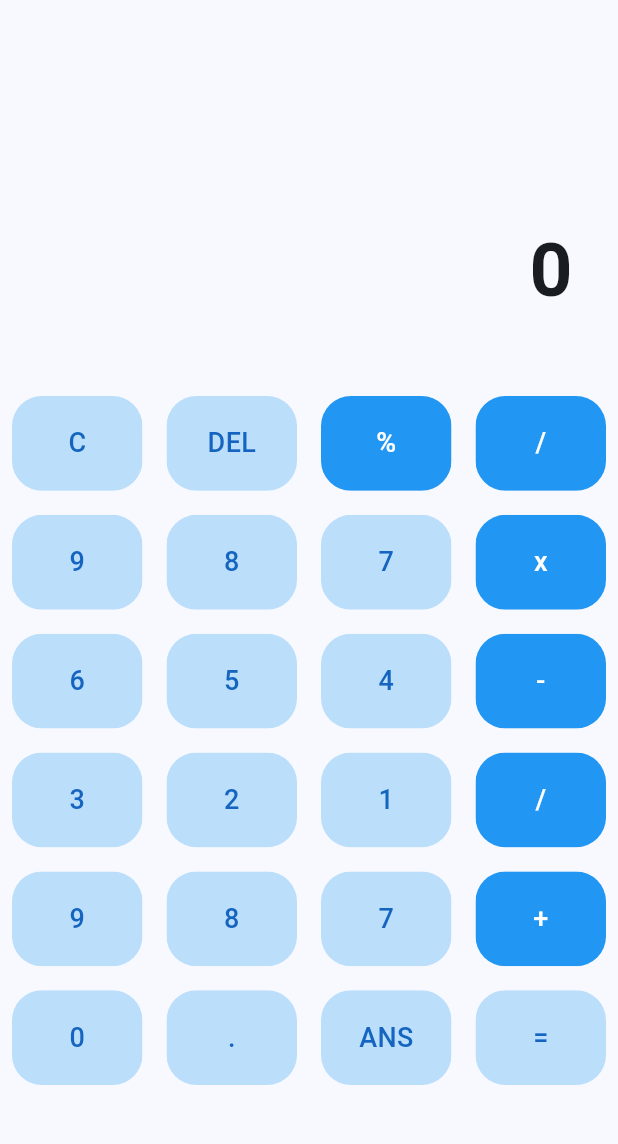
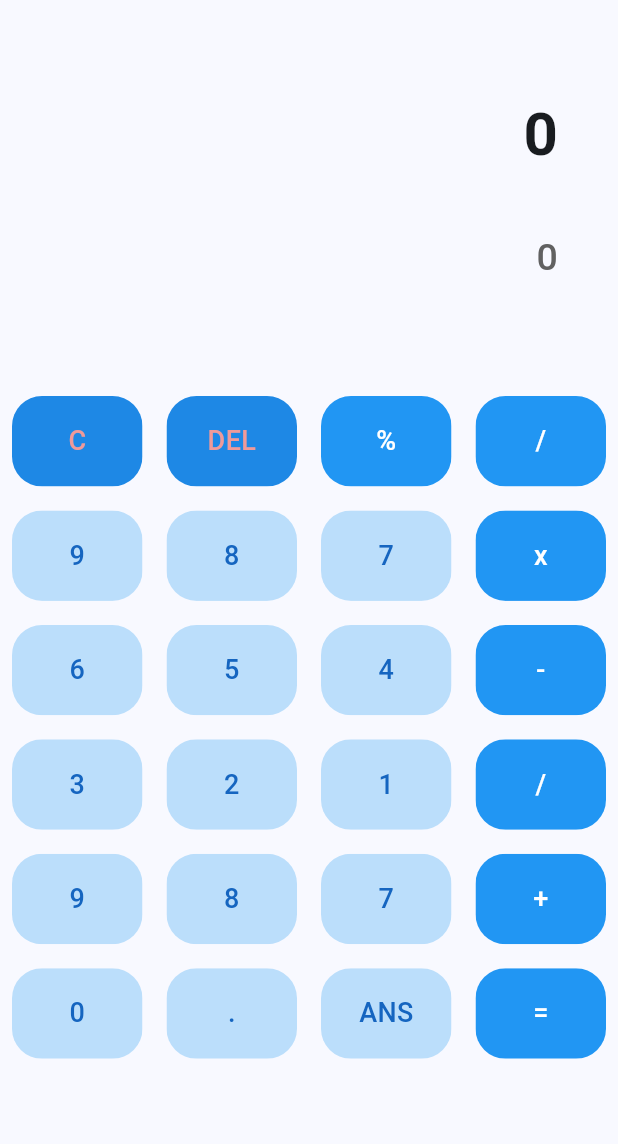
Before and after one commit to Mahendran-Murugan/Calculator-App-Flutter, a Flutter app: the screen it shows after launch, on a phone screen of 412 x 824 dp, the part 84-1228 px from its top. Run offline on Flutter 3.47's test engine with Material 3 defaults, Android fonts, the phone set to English and light mode, and no system bars.

```diff
--- a/lib/utils/custom_button.dart
+++ b/lib/utils/custom_button.dart
@@ -4,17 +4,21 @@ class CustomButton extends StatelessWidget {
   final Color color;
   final Color textColor;
   final String btnText;
+  final buttonTapped;
 
   const CustomButton({
     required this.color,
     required this.textColor,
     required this.btnText,
+    required this.buttonTapped,
     super.key,
   });
 
   @override
   Widget build(BuildContext context) {
-    return Padding(
+    return GestureDetector(
+      onTap: buttonTapped,
+      child: Padding(
         padding: const EdgeInsets.all(8.0),
         child: ClipRRect(
           borderRadius: BorderRadius.circular(20.0),
@@ -32,6 +36,7 @@ class CustomButton extends StatelessWidget {
             ),
           ),
         ),
+      ),
     );
   }
 }
--- a/lib/utils/operator_check.dart
+++ b/lib/utils/operator_check.dart
@@ -4,7 +4,8 @@ bool isOperator(String ele) {
       ele == '-' ||
       ele == 'x' ||
       ele == '*' ||
-      ele == '/') {
+      ele == '/' ||
+      ele == '=') {
     return true;
   }
   return false;
--- a/lib/views/calculatorview.dart
+++ b/lib/views/calculatorview.dart
@@ -1,6 +1,8 @@
 import 'package:calculator/utils/custom_button.dart';
 import 'package:calculator/utils/operator_check.dart';
+import 'package:flutter/cupertino.dart';
 import 'package:flutter/material.dart';
+import 'package:flutter/widgets.dart';
 
 class CalculatorView extends StatefulWidget {
   const CalculatorView({super.key});
@@ -11,7 +13,7 @@ class CalculatorView extends StatefulWidget {
 
 class _CalculatorViewState extends State<CalculatorView> {
   var question = '0';
-  var answer = '';
+  var answer = '0';
 
   void getUserInput(int index) {
     setState(() {
@@ -75,29 +77,79 @@ class _CalculatorViewState extends State<CalculatorView> {
             child: Container(
                 padding: const EdgeInsets.only(bottom: 40, right: 30),
                 alignment: Alignment.bottomRight,
+                child: Column(
+                  mainAxisAlignment: MainAxisAlignment.spaceEvenly,
+                  children: [
+                    const SizedBox(
+                      height: 20,
+                    ),
+                    Container(
+                      padding: const EdgeInsets.all(10),
+                      alignment: Alignment.centerRight,
                       child: Text(
                         question,
-                textAlign: TextAlign.center,
                         style: const TextStyle(
-                  fontSize: 50,
+                          fontSize: 40,
                           fontWeight: FontWeight.bold,
                         ),
                       ),
                     ),
+                    Container(
+                      padding: const EdgeInsets.all(10),
+                      alignment: Alignment.centerRight,
+                      child: Text(
+                        answer,
+                        style: TextStyle(
+                          color: Colors.grey[700],
+                          fontSize: 25,
+                          fontWeight: FontWeight.w500,
+                        ),
+                      ),
+                    ),
+                  ],
+                )),
           ),
           Expanded(
             flex: 2,
             child: GridView.builder(
               itemCount: buttons.length,
+              physics: const NeverScrollableScrollPhysics(),
               gridDelegate: SliverGridDelegateWithFixedCrossAxisCount(
                 crossAxisCount: 4,
                 childAspectRatio: MediaQuery.of(context).size.width /
-                    (MediaQuery.of(context).size.height / 2.6),
+                    (MediaQuery.of(context).size.height / 2.7),
               ),
               itemBuilder: (context, index) {
-                return GestureDetector(
-                  onTap: () => getUserInput(index),
-                  child: CustomButton(
+                if (index == 0) {
+                  return CustomButton(
+                    buttonTapped: () => {
+                      setState(() {
+                        final length = question.length;
+                        if (length > 1) {
+                          question = question.substring(0, length - 1);
+                        } else {
+                          question = '0';
+                        }
+                      })
+                    },
+                    btnText: buttons[index],
+                    color: Colors.blue[600]!,
+                    textColor: Colors.red[200]!,
+                  );
+                } else if (index == 1) {
+                  return CustomButton(
+                    buttonTapped: () => {
+                      setState(() {
+                        question = '0';
+                      })
+                    },
+                    btnText: buttons[index],
+                    color: Colors.blue[600]!,
+                    textColor: Colors.red[200]!,
+                  );
+                }
+                return CustomButton(
+                  buttonTapped: () => {getUserInput(index)},
                   btnText: buttons[index],
                   color: isOperator(buttons[index])
                       ? Colors.blue
@@ -105,7 +157,6 @@ class _CalculatorViewState extends State<CalculatorView> {
                   textColor: isOperator(buttons[index])
                       ? Colors.white
                       : Colors.blue[800]!,
-                  ),
                 );
               },
             ),
--- a/pubspec.yaml
+++ b/pubspec.yaml
@@ -35,6 +35,7 @@ dependencies:
   # The following adds the Cupertino Icons font to your application.
   # Use with the CupertinoIcons class for iOS style icons.
   cupertino_icons: ^1.0.6
+  math_expressions: ^2.4.0
 
 dev_dependencies:
   flutter_test:
```
Also changed, not shown: pubspec.lock. Lines whose indentation alone changed are shown as unchanged.
